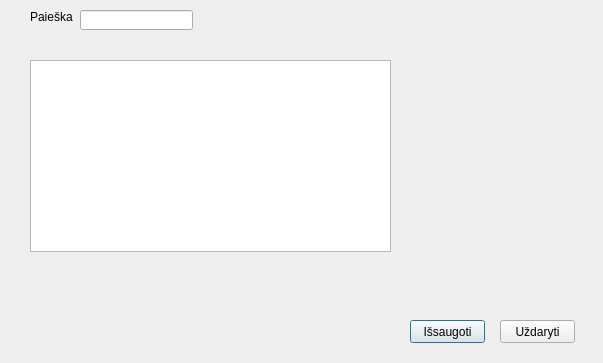
Above: duombaze/ekaediting.ui from Tautvydas2019/Diplomas before the change. Below: the same form after it.
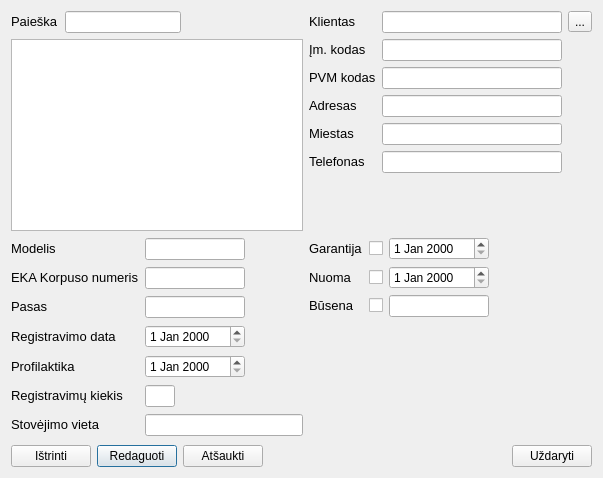
That is the form after the change.

Commit message: EKA edit form +edit data +search +delete

```diff
--- a/duombaze/ekaediting.ui
+++ b/duombaze/ekaediting.ui
@@ -7,71 +7,440 @@
     <x>0</x>
     <y>0</y>
     <width>603</width>
-    <height>363</height>
+    <height>478</height>
    </rect>
   </property>
   <property name="windowTitle">
    <string>Dialog</string>
   </property>
-  <widget class="QTableView" name="tableView">
-   <property name="geometry">
-    <rect>
-     <x>30</x>
-     <y>60</y>
-     <width>361</width>
-     <height>192</height>
-    </rect>
-   </property>
-  </widget>
-  <widget class="QLineEdit" name="lineEdit">
-   <property name="geometry">
-    <rect>
-     <x>80</x>
-     <y>10</y>
-     <width>113</width>
-     <height>20</height>
-    </rect>
-   </property>
-  </widget>
-  <widget class="QLabel" name="lpaieska">
-   <property name="geometry">
-    <rect>
-     <x>30</x>
-     <y>10</y>
-     <width>47</width>
-     <height>13</height>
-    </rect>
-   </property>
-   <property name="text">
-    <string>Paieška</string>
-   </property>
-  </widget>
-  <widget class="QPushButton" name="pushButton_editsave">
-   <property name="geometry">
-    <rect>
-     <x>410</x>
-     <y>320</y>
-     <width>75</width>
-     <height>23</height>
-    </rect>
-   </property>
-   <property name="text">
-    <string>Išsaugoti</string>
-   </property>
-  </widget>
-  <widget class="QPushButton" name="pushButton_regclose">
-   <property name="geometry">
-    <rect>
-     <x>500</x>
-     <y>320</y>
-     <width>75</width>
-     <height>23</height>
-    </rect>
-   </property>
-   <property name="text">
-    <string>Uždaryti</string>
-   </property>
-  </widget>
+  <layout class="QGridLayout" name="gridLayout_5">
+   <item row="0" column="0">
+    <layout class="QGridLayout" name="gridLayout">
+     <item row="0" column="2">
+      <spacer name="horizontalSpacer">
+       <property name="orientation">
+        <enum>Qt::Horizontal</enum>
+       </property>
+       <property name="sizeHint" stdset="0">
+        <size>
+         <width>40</width>
+         <height>20</height>
+        </size>
+       </property>
+      </spacer>
+     </item>
+     <item row="0" column="0">
+      <widget class="QLabel" name="label_search">
+       <property name="text">
+        <string>&lt;html&gt;&lt;head/&gt;&lt;body&gt;&lt;p&gt;&lt;span style=&quot; font-size:10pt;&quot;&gt;Paieška&lt;/span&gt;&lt;/p&gt;&lt;/body&gt;&lt;/html&gt;</string>
+       </property>
+      </widget>
+     </item>
+     <item row="0" column="1">
+      <widget class="QLineEdit" name="lineEdit_search">
+       <property name="maximumSize">
+        <size>
+         <width>150</width>
+         <height>16777215</height>
+        </size>
+       </property>
+      </widget>
+     </item>
+     <item row="1" column="0" colspan="3">
+      <widget class="QTableView" name="tableView"/>
+     </item>
+    </layout>
+   </item>
+   <item row="0" column="1">
+    <layout class="QGridLayout" name="gridLayout_4">
+     <item row="2" column="0">
+      <widget class="QLabel" name="label_vat">
+       <property name="text">
+        <string>&lt;html&gt;&lt;head/&gt;&lt;body&gt;&lt;p&gt;&lt;span style=&quot; font-size:10pt;&quot;&gt;PVM kodas&lt;/span&gt;&lt;/p&gt;&lt;/body&gt;&lt;/html&gt;</string>
+       </property>
+      </widget>
+     </item>
+     <item row="2" column="1">
+      <widget class="QLineEdit" name="lineEdit_vat"/>
+     </item>
+     <item row="0" column="2">
+      <widget class="QToolButton" name="toolButton_client2">
+       <property name="text">
+        <string>...</string>
+       </property>
+      </widget>
+     </item>
+     <item row="0" column="1">
+      <widget class="QLineEdit" name="lineEdit_client"/>
+     </item>
+     <item row="0" column="0">
+      <widget class="QLabel" name="label_Klientas">
+       <property name="text">
+        <string>&lt;html&gt;&lt;head/&gt;&lt;body&gt;&lt;p&gt;&lt;span style=&quot; font-size:10pt;&quot;&gt;Klientas&lt;/span&gt;&lt;/p&gt;&lt;/body&gt;&lt;/html&gt;</string>
+       </property>
+      </widget>
+     </item>
+     <item row="1" column="1">
+      <widget class="QLineEdit" name="lineEdit_code"/>
+     </item>
+     <item row="4" column="1">
+      <widget class="QLineEdit" name="lineEdit_city"/>
+     </item>
+     <item row="3" column="1">
+      <widget class="QLineEdit" name="lineEdit_address"/>
+     </item>
+     <item row="7" column="1">
+      <spacer name="verticalSpacer_2">
+       <property name="orientation">
+        <enum>Qt::Vertical</enum>
+       </property>
+       <property name="sizeHint" stdset="0">
+        <size>
+         <width>20</width>
+         <height>40</height>
+        </size>
+       </property>
+      </spacer>
+     </item>
+     <item row="3" column="0">
+      <widget class="QLabel" name="label_address">
+       <property name="text">
+        <string>&lt;html&gt;&lt;head/&gt;&lt;body&gt;&lt;p&gt;&lt;span style=&quot; font-size:10pt;&quot;&gt;Adresas&lt;/span&gt;&lt;/p&gt;&lt;/body&gt;&lt;/html&gt;</string>
+       </property>
+      </widget>
+     </item>
+     <item row="4" column="0">
+      <widget class="QLabel" name="label_city">
+       <property name="text">
+        <string>&lt;html&gt;&lt;head/&gt;&lt;body&gt;&lt;p&gt;&lt;span style=&quot; font-size:10pt;&quot;&gt;Miestas&lt;/span&gt;&lt;/p&gt;&lt;/body&gt;&lt;/html&gt;</string>
+       </property>
+      </widget>
+     </item>
+     <item row="1" column="0">
+      <widget class="QLabel" name="label_code">
+       <property name="text">
+        <string>&lt;html&gt;&lt;head/&gt;&lt;body&gt;&lt;p&gt;&lt;span style=&quot; font-size:10pt;&quot;&gt;Įm. kodas&lt;/span&gt;&lt;/p&gt;&lt;/body&gt;&lt;/html&gt;</string>
+       </property>
+      </widget>
+     </item>
+     <item row="5" column="0">
+      <widget class="QLabel" name="l_telephone">
+       <property name="text">
+        <string>&lt;html&gt;&lt;head/&gt;&lt;body&gt;&lt;p&gt;&lt;span style=&quot; font-size:10pt;&quot;&gt;Telefonas&lt;/span&gt;&lt;/p&gt;&lt;/body&gt;&lt;/html&gt;</string>
+       </property>
+      </widget>
+     </item>
+     <item row="5" column="1">
+      <widget class="QLineEdit" name="lineEdit_tel"/>
+     </item>
+    </layout>
+   </item>
+   <item row="1" column="0">
+    <layout class="QGridLayout" name="gridLayout_2">
+     <item row="5" column="0">
+      <widget class="QLabel" name="label_howmany">
+       <property name="text">
+        <string>&lt;html&gt;&lt;head/&gt;&lt;body&gt;&lt;p&gt;&lt;span style=&quot; font-size:10pt;&quot;&gt;Registravimų kiekis&lt;/span&gt;&lt;/p&gt;&lt;/body&gt;&lt;/html&gt;</string>
+       </property>
+      </widget>
+     </item>
+     <item row="0" column="0">
+      <widget class="QLabel" name="label_model">
+       <property name="text">
+        <string>&lt;html&gt;&lt;head/&gt;&lt;body&gt;&lt;p&gt;&lt;span style=&quot; font-size:10pt;&quot;&gt;Modelis&lt;/span&gt;&lt;/p&gt;&lt;/body&gt;&lt;/html&gt;</string>
+       </property>
+      </widget>
+     </item>
+     <item row="5" column="1">
+      <widget class="QLineEdit" name="lineEdit_howmany">
+       <property name="maximumSize">
+        <size>
+         <width>30</width>
+         <height>16777215</height>
+        </size>
+       </property>
+      </widget>
+     </item>
+     <item row="0" column="1">
+      <widget class="QLineEdit" name="lineEdit_model">
+       <property name="maximumSize">
+        <size>
+         <width>100</width>
+         <height>16777215</height>
+        </size>
+       </property>
+      </widget>
+     </item>
+     <item row="4" column="0">
+      <widget class="QLabel" name="label_profdate">
+       <property name="text">
+        <string>&lt;html&gt;&lt;head/&gt;&lt;body&gt;&lt;p&gt;&lt;span style=&quot; font-size:10pt;&quot;&gt;Profilaktika&lt;/span&gt;&lt;/p&gt;&lt;/body&gt;&lt;/html&gt;</string>
+       </property>
+      </widget>
+     </item>
+     <item row="1" column="0">
+      <widget class="QLabel" name="label_serial">
+       <property name="text">
+        <string>&lt;html&gt;&lt;head/&gt;&lt;body&gt;&lt;p&gt;&lt;span style=&quot; font-size:10pt;&quot;&gt;EKA Korpuso numeris&lt;/span&gt;&lt;/p&gt;&lt;/body&gt;&lt;/html&gt;</string>
+       </property>
+      </widget>
+     </item>
+     <item row="2" column="0">
+      <widget class="QLabel" name="label_certificate">
+       <property name="text">
+        <string>&lt;html&gt;&lt;head/&gt;&lt;body&gt;&lt;p&gt;&lt;span style=&quot; font-size:10pt;&quot;&gt;Pasas&lt;/span&gt;&lt;/p&gt;&lt;/body&gt;&lt;/html&gt;</string>
+       </property>
+      </widget>
+     </item>
+     <item row="1" column="1">
+      <widget class="QLineEdit" name="lineEdit_serial">
+       <property name="maximumSize">
+        <size>
+         <width>100</width>
+         <height>16777215</height>
+        </size>
+       </property>
+      </widget>
+     </item>
+     <item row="4" column="1">
+      <widget class="QDateEdit" name="dateEdit_prof">
+       <property name="maximumSize">
+        <size>
+         <width>100</width>
+         <height>16777215</height>
+        </size>
+       </property>
+      </widget>
+     </item>
+     <item row="2" column="1">
+      <widget class="QLineEdit" name="lineEdit_certificate">
+       <property name="maximumSize">
+        <size>
+         <width>100</width>
+         <height>16777215</height>
+        </size>
+       </property>
+      </widget>
+     </item>
+     <item row="3" column="1">
+      <widget class="QDateEdit" name="dateEdit_reg">
+       <property name="maximumSize">
+        <size>
+         <width>100</width>
+         <height>16777215</height>
+        </size>
+       </property>
+      </widget>
+     </item>
+     <item row="3" column="0">
+      <widget class="QLabel" name="label_regdate">
+       <property name="text">
+        <string>&lt;html&gt;&lt;head/&gt;&lt;body&gt;&lt;p&gt;&lt;span style=&quot; font-size:10pt;&quot;&gt;Registravimo data&lt;/span&gt;&lt;/p&gt;&lt;/body&gt;&lt;/html&gt;</string>
+       </property>
+      </widget>
+     </item>
+     <item row="6" column="0">
+      <widget class="QLabel" name="label_ekaplace">
+       <property name="text">
+        <string>&lt;html&gt;&lt;head/&gt;&lt;body&gt;&lt;p&gt;&lt;span style=&quot; font-size:10pt;&quot;&gt;Stovėjimo vieta&lt;/span&gt;&lt;/p&gt;&lt;/body&gt;&lt;/html&gt;</string>
+       </property>
+      </widget>
+     </item>
+     <item row="6" column="1">
+      <widget class="QLineEdit" name="lineEdit_ekaplace">
+       <property name="maximumSize">
+        <size>
+         <width>100000</width>
+         <height>16777215</height>
+        </size>
+       </property>
+      </widget>
+     </item>
+    </layout>
+   </item>
+   <item row="1" column="1">
+    <layout class="QGridLayout" name="gridLayout_3">
+     <item row="2" column="2">
+      <widget class="QLineEdit" name="lineEdit_status">
+       <property name="maximumSize">
+        <size>
+         <width>100</width>
+         <height>16777215</height>
+        </size>
+       </property>
+      </widget>
+     </item>
+     <item row="0" column="0">
+      <widget class="QLabel" name="label_warrantydate">
+       <property name="text">
+        <string>&lt;html&gt;&lt;head/&gt;&lt;body&gt;&lt;p&gt;&lt;span style=&quot; font-size:10pt;&quot;&gt;Garantija&lt;/span&gt;&lt;/p&gt;&lt;/body&gt;&lt;/html&gt;</string>
+       </property>
+      </widget>
+     </item>
+     <item row="4" column="2">
+      <spacer name="verticalSpacer">
+       <property name="orientation">
+        <enum>Qt::Vertical</enum>
+       </property>
+       <property name="sizeHint" stdset="0">
+        <size>
+         <width>20</width>
+         <height>40</height>
+        </size>
+       </property>
+      </spacer>
+     </item>
+     <item row="0" column="1">
+      <widget class="QCheckBox" name="checkBox_warranty">
+       <property name="maximumSize">
+        <size>
+         <width>15</width>
+         <height>16777215</height>
+        </size>
+       </property>
+       <property name="text">
+        <string/>
+       </property>
+      </widget>
+     </item>
+     <item row="1" column="2">
+      <widget class="QDateEdit" name="dateEdit_rent">
+       <property name="maximumSize">
+        <size>
+         <width>100</width>
+         <height>16777215</height>
+        </size>
+       </property>
+      </widget>
+     </item>
+     <item row="1" column="1">
+      <widget class="QCheckBox" name="checkBox_rent">
+       <property name="maximumSize">
+        <size>
+         <width>15</width>
+         <height>16777215</height>
+        </size>
+       </property>
+       <property name="text">
+        <string/>
+       </property>
+      </widget>
+     </item>
+     <item row="0" column="2">
+      <widget class="QDateEdit" name="dateEdit_warranty">
+       <property name="maximumSize">
+        <size>
+         <width>100</width>
+         <height>16777215</height>
+        </size>
+       </property>
+      </widget>
+     </item>
+     <item row="1" column="0">
+      <widget class="QLabel" name="label_rentdate">
+       <property name="text">
+        <string>&lt;html&gt;&lt;head/&gt;&lt;body&gt;&lt;p&gt;&lt;span style=&quot; font-size:10pt;&quot;&gt;Nuoma&lt;/span&gt;&lt;/p&gt;&lt;/body&gt;&lt;/html&gt;</string>
+       </property>
+      </widget>
+     </item>
+     <item row="2" column="0">
+      <widget class="QLabel" name="label_status">
+       <property name="text">
+        <string>&lt;html&gt;&lt;head/&gt;&lt;body&gt;&lt;p&gt;&lt;span style=&quot; font-size:10pt;&quot;&gt;Būsena&lt;/span&gt;&lt;/p&gt;&lt;/body&gt;&lt;/html&gt;</string>
+       </property>
+      </widget>
+     </item>
+     <item row="3" column="2">
+      <spacer name="horizontalSpacer_3">
+       <property name="orientation">
+        <enum>Qt::Horizontal</enum>
+       </property>
+       <property name="sizeHint" stdset="0">
+        <size>
+         <width>40</width>
+         <height>20</height>
+        </size>
+       </property>
+      </spacer>
+     </item>
+     <item row="2" column="1">
+      <widget class="QCheckBox" name="checkBox_status">
+       <property name="maximumSize">
+        <size>
+         <width>15</width>
+         <height>16777215</height>
+        </size>
+       </property>
+       <property name="text">
+        <string/>
+       </property>
+      </widget>
+     </item>
+    </layout>
+   </item>
+   <item row="2" column="0">
+    <layout class="QGridLayout" name="gridLayout_7">
+     <item row="0" column="3">
+      <spacer name="horizontalSpacer_4">
+       <property name="orientation">
+        <enum>Qt::Horizontal</enum>
+       </property>
+       <property name="sizeHint" stdset="0">
+        <size>
+         <width>40</width>
+         <height>20</height>
+        </size>
+       </property>
+      </spacer>
+     </item>
+     <item row="0" column="1">
+      <widget class="QPushButton" name="pushButton_edit">
+       <property name="text">
+        <string>Redaguoti</string>
+       </property>
+      </widget>
+     </item>
+     <item row="0" column="0">
+      <widget class="QPushButton" name="pushButton_delete">
+       <property name="text">
+        <string>Ištrinti</string>
+       </property>
+      </widget>
+     </item>
+     <item row="0" column="2">
+      <widget class="QPushButton" name="pushButton_atsaukti">
+       <property name="text">
+        <string>Atšaukti</string>
+       </property>
+      </widget>
+     </item>
+    </layout>
+   </item>
+   <item row="2" column="1">
+    <layout class="QGridLayout" name="gridLayout_6">
+     <item row="0" column="0">
+      <spacer name="horizontalSpacer_2">
+       <property name="orientation">
+        <enum>Qt::Horizontal</enum>
+       </property>
+       <property name="sizeHint" stdset="0">
+        <size>
+         <width>40</width>
+         <height>20</height>
+        </size>
+       </property>
+      </spacer>
+     </item>
+     <item row="0" column="1">
+      <widget class="QPushButton" name="pushButton_regclose">
+       <property name="text">
+        <string>Uždaryti</string>
+       </property>
+      </widget>
+     </item>
+    </layout>
+   </item>
+  </layout>
  </widget>
  <resources/>
  <connections>
```
The commit also changes 8 other files.
